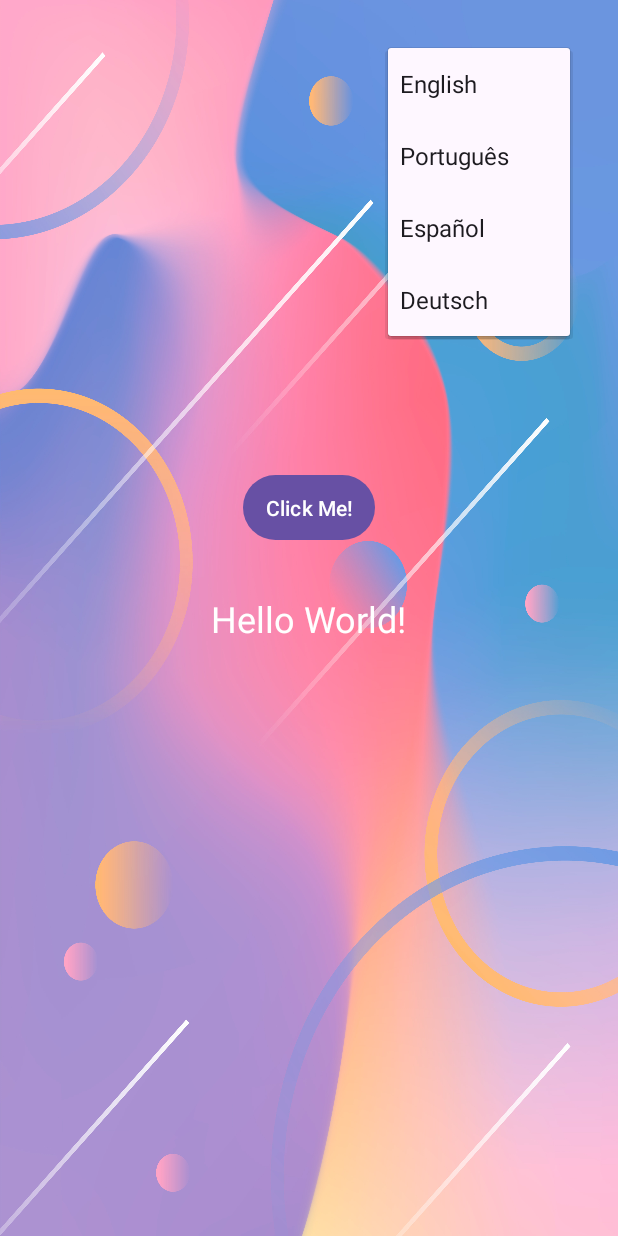
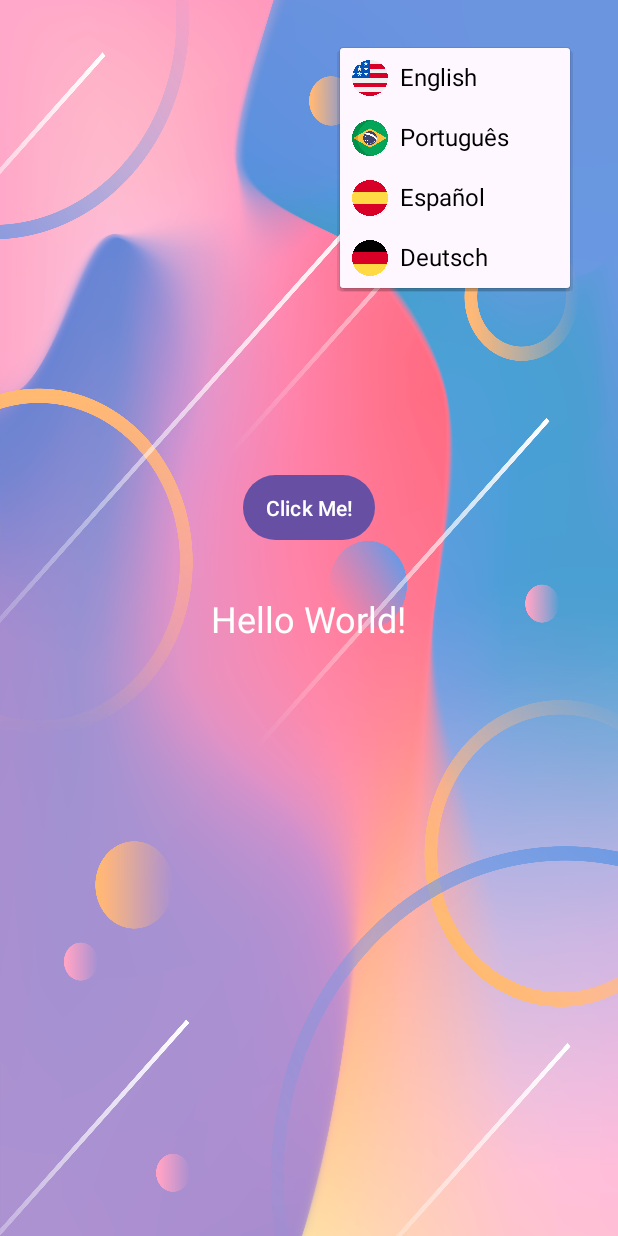
Before and after one commit to raphael-santosz/ResourcesMgmnt_Android, an Android app: the screen it shows after launch (MainActivity), after a tap on "English", on a phone screen of 412 x 824 dp. Run offline under Robolectric (Android 15) with nearby library versions, the phone set to English and light mode, and no system bars.

Commit message:
Added the flags to each language

```diff
--- a/app/src/main/java/com/example/myapplication/MainActivity.kt
+++ b/app/src/main/java/com/example/myapplication/MainActivity.kt
@@ -1,9 +1,9 @@
 package com.example.myapplication
 
 import android.content.Context
-import android.content.SharedPreferences
 import android.os.Bundle
 import android.view.View
+import android.view.ViewGroup
 import android.widget.*
 import androidx.activity.enableEdgeToEdge
 import androidx.appcompat.app.AppCompatActivity
@@ -13,7 +13,12 @@ import java.util.*
 
 class MainActivity : AppCompatActivity() {
 
-    private val languages = listOf("English", "Português", "Español", "Deutsch")
+    private val languages = listOf(
+        Pair("English", R.drawable.flag_en),
+        Pair("Português", R.drawable.flag_pt),
+        Pair("Español", R.drawable.flag_es),
+        Pair("Deutsch", R.drawable.flag_de)
+    )
     private val languageCodes = listOf("en", "pt", "es", "de")
 
     override fun onCreate(savedInstanceState: Bundle?) {
@@ -33,9 +38,29 @@ class MainActivity : AppCompatActivity() {
             showToast()
         }
 
-        // Dropdown para troca de idioma
+        // Dropdown para troca de idioma com bandeiras
         val languageDropdown = findViewById<Spinner>(R.id.languageDropdown)
-        val adapter = ArrayAdapter(this, android.R.layout.simple_spinner_dropdown_item, languages)
+        val adapter = object : ArrayAdapter<Pair<String, Int>>(this, R.layout.item_language, languages) {
+            override fun getView(position: Int, convertView: View?, parent: ViewGroup): View {
+                return createLanguageItemView(position, parent)
+            }
+
+            override fun getDropDownView(position: Int, convertView: View?, parent: ViewGroup): View {
+                return createLanguageItemView(position, parent)
+            }
+
+            private fun createLanguageItemView(position: Int, parent: ViewGroup): View {
+                val view = layoutInflater.inflate(R.layout.item_language, parent, false)
+                val flagIcon = view.findViewById<ImageView>(R.id.flagIcon)
+                val languageText = view.findViewById<TextView>(R.id.languageText)
+
+                val (text, icon) = getItem(position)!!
+                flagIcon.setImageResource(icon)
+                languageText.text = text
+
+                return view
+            }
+        }
         languageDropdown.adapter = adapter
 
         // Define o idioma atual selecionado
--- /dev/null
+++ b/app/src/main/res/layout/item_language.xml
@@ -0,0 +1,21 @@
+<?xml version="1.0" encoding="utf-8"?>
+<LinearLayout xmlns:android="http://schemas.android.com/apk/res/android"
+    android:layout_width="match_parent"
+    android:layout_height="wrap_content"
+    android:orientation="horizontal"
+    android:padding="8dp">
+
+    <ImageView
+        android:id="@+id/flagIcon"
+        android:layout_width="24dp"
+        android:layout_height="24dp"
+        android:scaleType="centerInside"
+        android:layout_marginEnd="8dp"/>
+
+    <TextView
+        android:id="@+id/languageText"
+        android:layout_width="wrap_content"
+        android:layout_height="wrap_content"
+        android:textSize="16sp"
+        android:textColor="@android:color/black"/>
+</LinearLayout>
```
Also changed, not shown: app/src/main/res/drawable/flag_de.png (added), app/src/main/res/drawable/flag_en.png (added), app/src/main/res/drawable/flag_es.png (added), app/src/main/res/drawable/flag_pt.png (added), 1 other file.
